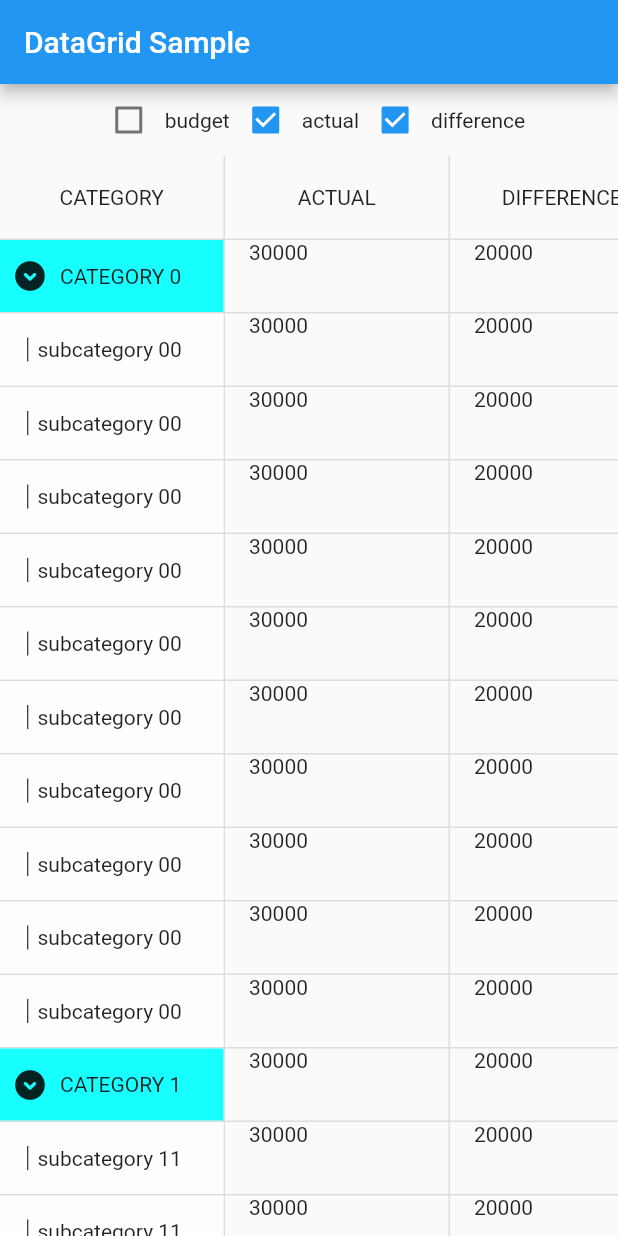
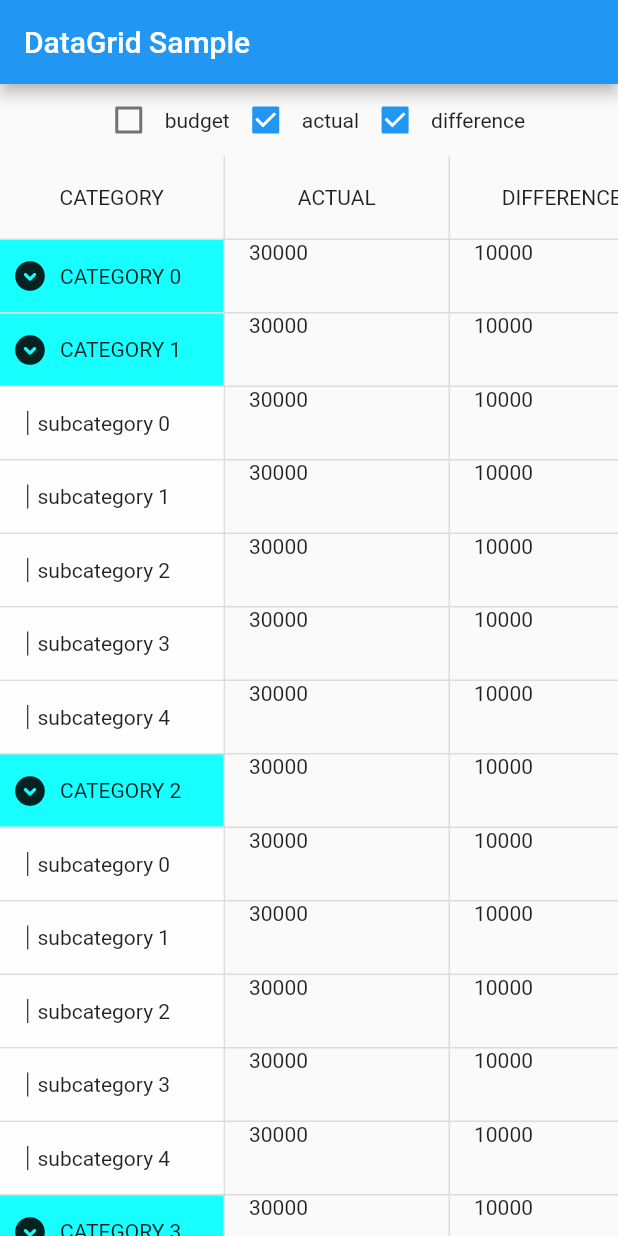
Before and after one commit to viacheslavbeshta/TableTest, a Flutter app: the screen it shows after launch, after a tap on an icon or button, on a phone screen of 412 x 824 dp. Run offline on Flutter 3.47's test engine with Material 2 defaults, Android fonts, the phone set to English and light mode, and no system bars; drawn by our look-alikes of syncfusion_flutter_datagrid.

Commit message:
(WIP) saving new values to data

```diff
--- a/lib/business_logic/syncfusion_datasource.dart
+++ b/lib/business_logic/syncfusion_datasource.dart
@@ -2,6 +2,7 @@ import 'package:collection/collection.dart';
 import 'package:flutter/material.dart';
 import 'package:flutter/services.dart';
 import 'package:syncfusion_flutter_datagrid/datagrid.dart';
+import 'package:tabletest/business_logic/vlorish_datagridcell.dart';
 import 'package:tabletest/widgets/table_layout.dart';
 
 import '../widgets/cell_widgets.dart';
@@ -52,7 +53,7 @@ class SFDataSource extends DataGridSource {
         //   continue; //TODO: remove subcategories feature 1
 
         var subcategoryCells = [
-          DataGridCell<String>(columnName: 'category', value: '${sub.category} ${category.id}${sub.id}'),
+          DataGridCell<String>(columnName: 'category', value: sub.category),
           DataGridCell<int>(columnName: jbKey, value: sub.yearData[0].budget),
           DataGridCell<int>(columnName: jaKey, value: sub.yearData[0].actual),
           DataGridCell<int>(columnName: jdKey, value: sub.yearData[0].diff),
@@ -74,10 +75,11 @@ class SFDataSource extends DataGridSource {
   @override
   List<DataGridRow> get rows => dataGridRows;
 
-  void updateTable(List<DataGridRow> categoriesGridRows){
+  void updateTable() {
     dataGridRows = getDataGridRows(categoriesList);
     updateDataGridSource();
   }
+
   ///func for building row (set widget for cell)
   @override
   DataGridRowAdapter buildRow(DataGridRow row) {
@@ -97,7 +99,7 @@ class SFDataSource extends DataGridSource {
               } else {
                 unexpadedCategories.add(list.first.value.toString());
               }
-              updateDataGridSource();
+              updateTable();
             },
           ),
         );
@@ -126,11 +128,11 @@ class SFDataSource extends DataGridSource {
     final cells = dataGridRow.getCells();
 
     ///find the old cell value from row
-    final dynamic oldValue =
+    final dynamic oldCellValue =
         cells.firstWhereOrNull((DataGridCell dataGridCell) => dataGridCell.columnName == column.columnName)?.value ??
             '';
 
-    print('old value: $oldValue');
+    print('old value: $oldCellValue');
     // print('dataGridRow: ${dataGridRow.getCells().toString()}');
 
     print('rowIndex: ${rowColumnIndex.rowIndex}, columnIndex: ${rowColumnIndex.columnIndex}');
@@ -141,7 +143,7 @@ class SFDataSource extends DataGridSource {
     print(dataRowIndex);
     //TODO: index not found
 
-    if (newCellValue == null || oldValue == newCellValue) {
+    if (newCellValue == null || oldCellValue == newCellValue) {
       return Future<void>.value();
     }
 
@@ -152,6 +154,9 @@ class SFDataSource extends DataGridSource {
     print(cells.first.value);
 
     /// Save the new cell value to model collection also.
+    ///
+
+    // categoriesList = newCellValue as int;
     // dataGridRows[].category[] = newCellValue as int; //TODO: change value in object
   }
 
--- /dev/null
+++ b/lib/business_logic/vlorish_datagridcell.dart
@@ -0,0 +1,16 @@
+import 'package:syncfusion_flutter_datagrid/datagrid.dart';
+
+class VlorishDataGridCell extends DataGridCell {
+  VlorishDataGridCell({
+    required super.columnName,
+    required super.value,
+    required this.categoryId,
+    required this.subcategoryId,
+    required this.monthId,
+  });
+
+  final String categoryId;
+  final String subcategoryId;
+  final String monthId;
+
+}
--- a/lib/data/employee.dart
+++ b/lib/data/employee.dart
@@ -5,11 +5,16 @@ class MonthData {
   final int budget;
   final int actual;
   final int diff;
+  final String categoryId;
+  final String subcategoryId;
+final String id;
 
   MonthData(
     this.budget,
     this.actual,
     this.diff,
+    this.categoryId,
+    this.subcategoryId, this.id,
   );
 }
 
@@ -18,20 +23,24 @@ class RegularRow {
   final String category;
   final String id;
 
-  const RegularRow(this.yearData, this.category, this.id);
+  const RegularRow({required this.yearData, required this.category, required this.id});
 }
 
 class SubCategory extends RegularRow {
-  SubCategory(super.yearData, super.category, super.id);
+  SubCategory({required super.yearData, required super.category, required super.id, required this.categoryId});
+
+  ///[id] is id of subcategory
+  ///[categoryId] is id of parent category
+  final String categoryId;
 }
 
 class Category extends RegularRow {
-  const Category(super.yearData, super.category, super.id, this.subCategories);
+  const Category({required super.yearData,required super.category,required super.id,required this.subCategories});
 
   final List<SubCategory> subCategories;
 
-    /// columnName: |        jbKey       |     jaKey         | ...
-    /// value:      | yearData[0].budget | yearData[0].actual|...
+  /// columnName: |        jbKey       |     jaKey         | ...
+  /// value:      | yearData[0].budget | yearData[0].actual|...
 
   // DataGridRow getDataGridRow() => DataGridRow(cells: [
   //       DataGridCell<String>(columnName: 'category', value: id),
--- a/lib/widgets/table_layout.dart
+++ b/lib/widgets/table_layout.dart
@@ -19,7 +19,6 @@ const maKey = 'marchActual';
 const mdKey = 'marchDifference';
 
 class MyHomePage extends StatefulWidget {
-
   const MyHomePage({Key? key}) : super(key: key);
 
   @override
@@ -242,7 +241,6 @@ class MyHomePageState extends State<MyHomePage> {
                     print(details.kind);
                     //rows == widgets
                   },
-
                   // onCellDoubleTap: (DataGridCellDoubleTapDetails details){//TODO: remove row from datasource
                   //   print(details.rowColumnIndex.rowIndex);
                   //   employeeDataSource.dataGridRows.removeAt(details.rowColumnIndex.rowIndex);
@@ -259,18 +257,37 @@ class MyHomePageState extends State<MyHomePage> {
 
   //
   TableData getEmployeeData() {
-    var monthData = MonthData(10000, 30000, 20000);
-    List<MonthData> months = List.filled(12, monthData);
-    List<Category> categories = [];
+    const categoriesCount = 5;
+    const subcategoryCount = 5;
+    const monthCount = 12;
 
-    for (var i = 0; i < 5; i++) {
-      categories.add(Category(
-        months,
-        'Category $i',
-        i.toString(),
-        List.filled(10, SubCategory(months, 'subcategory', i.toString())),
-      ));
-    }
+    List<Category> categories = List.generate(
+        categoriesCount,
+        (categoryIndex) => Category(
+            yearData: List.generate(
+                monthCount,
+                (monthIndex) =>
+                    MonthData(10000, 30000, 10000, categoryIndex.toString(), 0.toString(), monthIndex.toString())),
+            category: 'Category $categoryIndex',
+            id: categoryIndex.toString(),
+            subCategories: List.generate(
+                subcategoryCount,
+                (subcategoryIndex) => SubCategory(
+                      yearData: List.generate(
+                        monthCount,
+                        (monthIndex) => MonthData(
+                          10000,
+                          30000,
+                          10000,
+                          categoryIndex.toString(),
+                          subcategoryIndex.toString(),
+                          monthIndex.toString(),
+                        ),
+                      ),
+                      category: 'subcategory $subcategoryIndex',
+                      categoryId: categoryIndex.toString(),
+                      id: subcategoryIndex.toString(),
+                    ))));
 
     return TableData(categories);
   }
```
